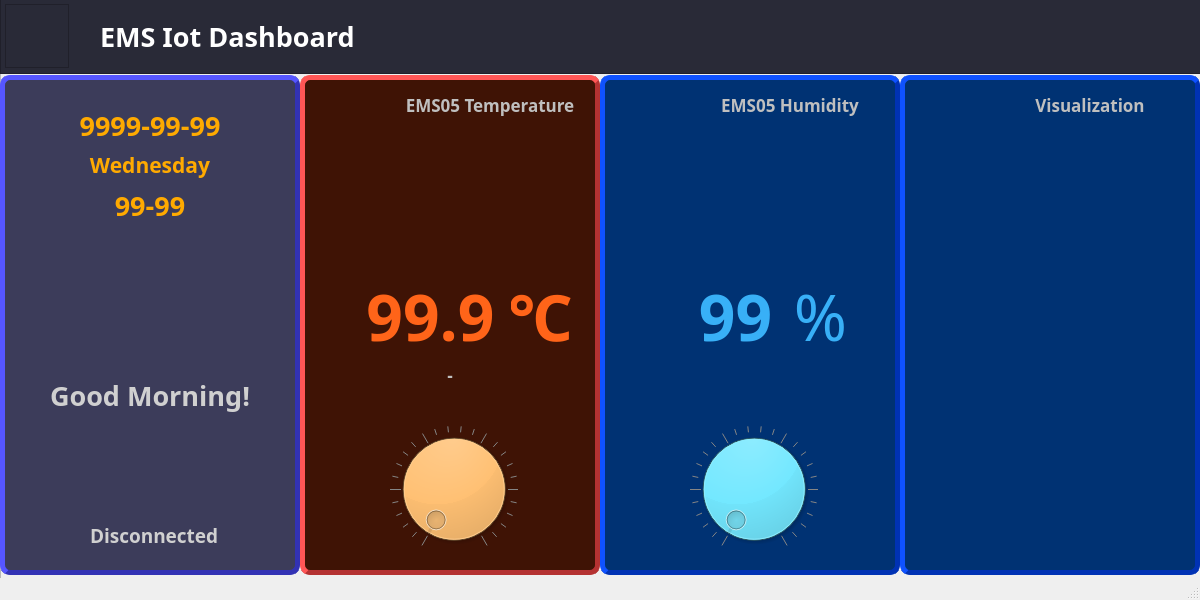
This is ui/dashboard.ui in ParkYongJun03/EMS_Comm as Qt 5 draws it before an edit. The edited form follows.
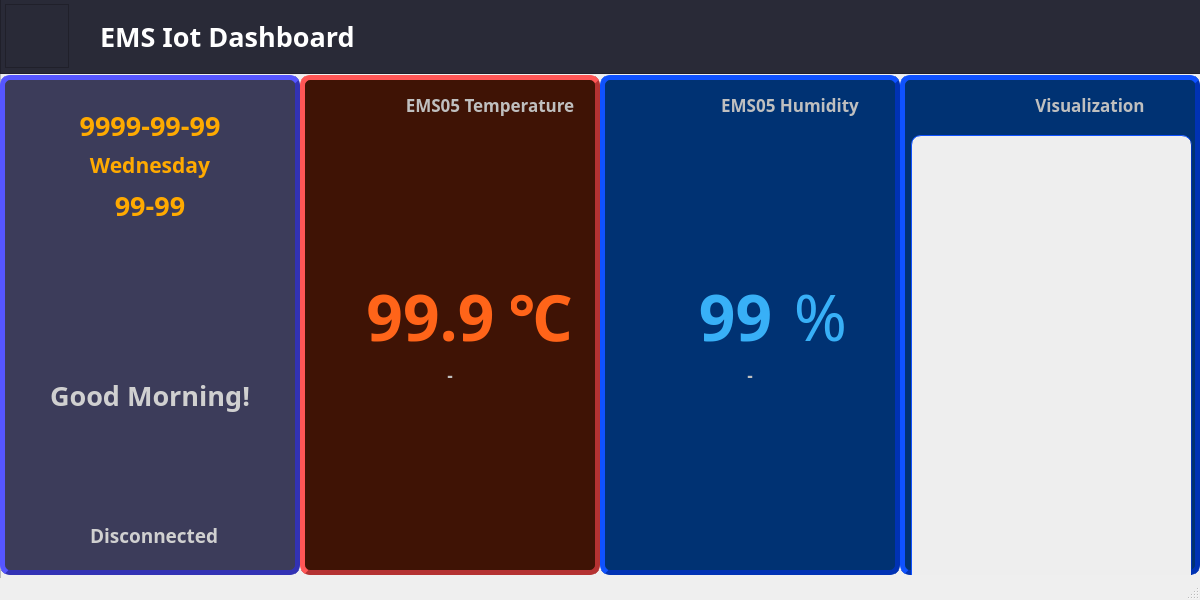
This is the edited form. Icons and pictures are not drawn. Custom widgets are drawn as their Qt base class.

The edit to the form file:
```diff
--- a/ui/dashboard.ui
+++ b/ui/dashboard.ui
@@ -411,22 +411,6 @@
        <set>Qt::AlignCenter</set>
       </property>
      </widget>
-     <widget class="QDial" name="dialTemp">
-      <property name="geometry">
-       <rect>
-        <x>90</x>
-        <y>350</y>
-        <width>128</width>
-        <height>128</height>
-       </rect>
-      </property>
-      <property name="styleSheet">
-       <string notr="true">background-color: rgb(255, 156, 34);</string>
-      </property>
-      <property name="notchesVisible">
-       <bool>true</bool>
-      </property>
-     </widget>
      <widget class="QLabel" name="lblCurrTemp_2">
       <property name="geometry">
        <rect>
@@ -458,7 +442,7 @@
      <widget class="QPushButton" name="btnTempAlarm">
       <property name="geometry">
        <rect>
-        <x>20</x>
+        <x>90</x>
         <y>370</y>
         <width>48</width>
         <height>48</height>
@@ -503,6 +487,26 @@
        <set>Qt::AlignCenter</set>
       </property>
      </widget>
+     <widget class="QPushButton" name="btnTempStop">
+      <property name="geometry">
+       <rect>
+        <x>170</x>
+        <y>370</y>
+        <width>48</width>
+        <height>48</height>
+       </rect>
+      </property>
+      <property name="styleSheet">
+       <string notr="true">border-style : none;
+background-image: url(:/stop);
+background-repeat : no-repeat;
+background-position: center;
+</string>
+      </property>
+      <property name="text">
+       <string/>
+      </property>
+     </widget>
      <zorder>weatherFrame_3</zorder>
      <zorder>lblTempTitle</zorder>
      <zorder>dialTemp</zorder>
@@ -615,22 +619,6 @@
        <set>Qt::AlignCenter</set>
       </property>
      </widget>
-     <widget class="QDial" name="dialHumid">
-      <property name="geometry">
-       <rect>
-        <x>90</x>
-        <y>350</y>
-        <width>128</width>
-        <height>128</height>
-       </rect>
-      </property>
-      <property name="styleSheet">
-       <string notr="true">background-color: rgb(44, 217, 255);</string>
-      </property>
-      <property name="notchesVisible">
-       <bool>true</bool>
-      </property>
-     </widget>
      <widget class="QLabel" name="lblCurrHumid_2">
       <property name="geometry">
        <rect>
@@ -659,6 +647,80 @@
        <set>Qt::AlignCenter</set>
       </property>
      </widget>
+     <widget class="QPushButton" name="btnHumidAlarm">
+      <property name="geometry">
+       <rect>
+        <x>80</x>
+        <y>370</y>
+        <width>48</width>
+        <height>48</height>
+       </rect>
+      </property>
+      <property name="sizePolicy">
+       <sizepolicy hsizetype="Fixed" vsizetype="Fixed">
+        <horstretch>0</horstretch>
+        <verstretch>0</verstretch>
+       </sizepolicy>
+      </property>
+      <property name="styleSheet">
+       <string notr="true">border-style : none;
+background-image: url(:/alarm48);
+background-repeat : no-repeat;
+background-position: center;
+</string>
+      </property>
+      <property name="text">
+       <string/>
+      </property>
+     </widget>
+     <widget class="QPushButton" name="btnHumidStop">
+      <property name="geometry">
+       <rect>
+        <x>160</x>
+        <y>370</y>
+        <width>48</width>
+        <height>48</height>
+       </rect>
+      </property>
+      <property name="styleSheet">
+       <string notr="true">border-style : none;
+background-image: url(:/stop);
+background-repeat : no-repeat;
+background-position: center;
+</string>
+      </property>
+      <property name="text">
+       <string/>
+      </property>
+     </widget>
+     <widget class="QLabel" name="lblHumidAlarm">
+      <property name="geometry">
+       <rect>
+        <x>50</x>
+        <y>280</y>
+        <width>200</width>
+        <height>40</height>
+       </rect>
+      </property>
+      <property name="font">
+       <font>
+        <family>나눔고딕코딩</family>
+        <pointsize>13</pointsize>
+        <weight>75</weight>
+        <bold>true</bold>
+       </font>
+      </property>
+      <property name="styleSheet">
+       <string notr="true">color: rgb(191, 191, 191);
+border : none;</string>
+      </property>
+      <property name="text">
+       <string>-</string>
+      </property>
+      <property name="alignment">
+       <set>Qt::AlignCenter</set>
+      </property>
+     </widget>
      <zorder>weatherFrame_4</zorder>
      <zorder>lblHumidTitle</zorder>
      <zorder>dialHumid</zorder>
@@ -720,6 +782,20 @@
        <set>Qt::AlignCenter</set>
       </property>
      </widget>
+     <widget class="QChartView" name="dataView" native="true">
+      <property name="geometry">
+       <rect>
+        <x>11</x>
+        <y>60</y>
+        <width>281</width>
+        <height>471</height>
+       </rect>
+      </property>
+      <property name="styleSheet">
+       <string notr="true">background-color: rgb(238, 238, 238);
+border-width : 1px</string>
+      </property>
+     </widget>
     </widget>
     <zorder>tempFrame_2</zorder>
     <zorder>headFrame</zorder>
@@ -740,6 +816,14 @@
   </widget>
   <widget class="QStatusBar" name="statusbar"/>
  </widget>
+ <customwidgets>
+  <customwidget>
+   <class>QChartView</class>
+   <extends>QWidget</extends>
+   <header>PyQt5.QtChart</header>
+   <container>1</container>
+  </customwidget>
+ </customwidgets>
  <resources>
   <include location="../images/IoT.qrc"/>
  </resources>
```
Left out of the diff: 10 changed lines with no effect on the pictures.
